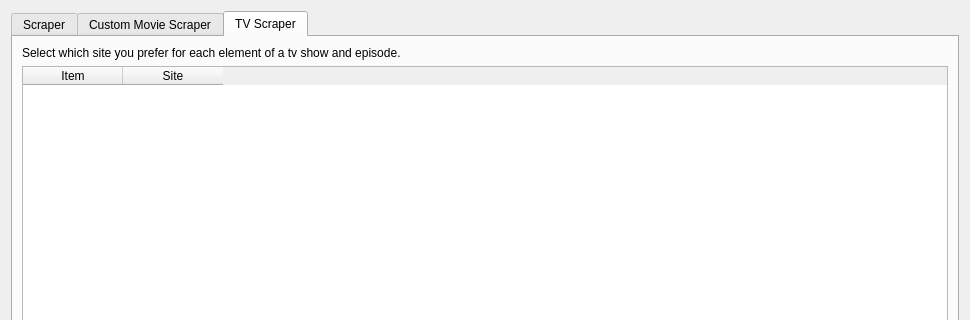
The window that src/ui/settings/ScraperSettingsWidget.ui (Komet/MediaElch) describes before a commit, drawn with Qt 5; both pictures show x 0 to 970 and y 0 to 320 of the 970 by 625 pixel window.
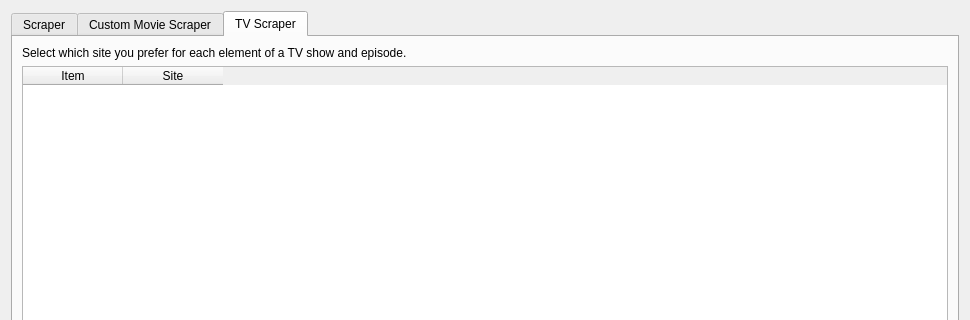
The same window after the commit. The open tabs and pages were chosen to show the change.

Commit message:
[i18n] Write TV instead of tv for "TV show"
Use uppercase version of the abbreviation for television.

Patch:
```diff
--- a/src/ui/settings/ScraperSettingsWidget.ui
+++ b/src/ui/settings/ScraperSettingsWidget.ui
@@ -144,7 +144,7 @@
         <item>
          <widget class="QLabel" name="label_69">
           <property name="text">
-           <string>Select which site you prefer for each element of a tv show and episode.</string>
+           <string>Select which site you prefer for each element of a TV show and episode.</string>
           </property>
           <property name="wordWrap">
            <bool>true</bool>
```
The commit also changes 27 other files.
